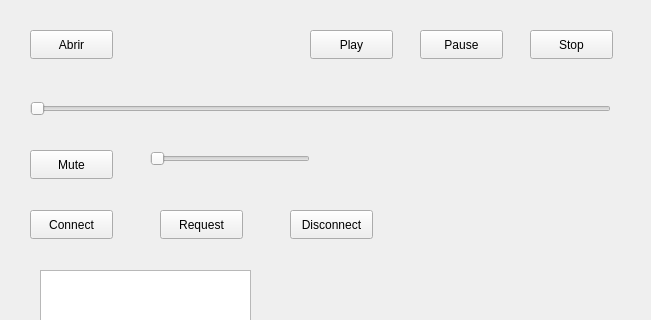
Gabeinstein/Proyecto-Progra-2, file spotifyUSFQ/widget.ui: the form before one commit; both pictures show x 0 to 651 and y 0 to 320 of the 651 by 545 pixel window.
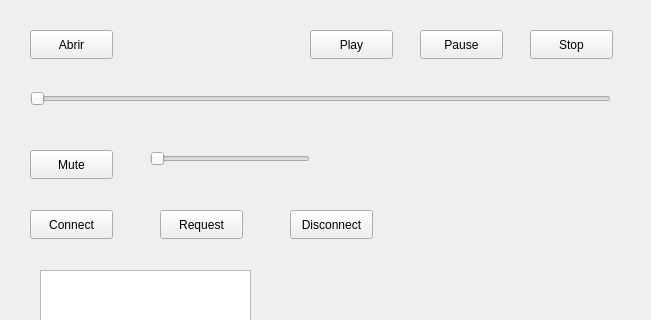
The form after the commit.

What changed in the file:
```diff
--- a/spotifyUSFQ/widget.ui
+++ b/spotifyUSFQ/widget.ui
@@ -147,7 +147,7 @@
    <property name="geometry">
     <rect>
      <x>30</x>
-     <y>100</y>
+     <y>90</y>
      <width>581</width>
      <height>18</height>
     </rect>
```
Left out of the diff: 3 changed lines with no effect on the pictures.
